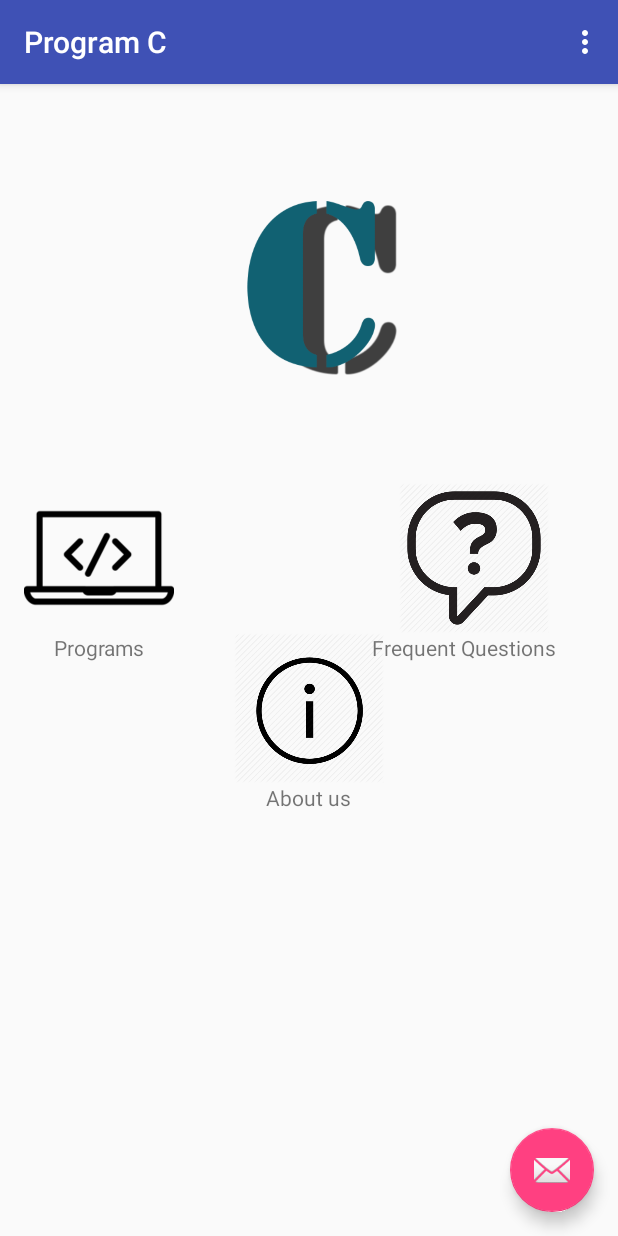
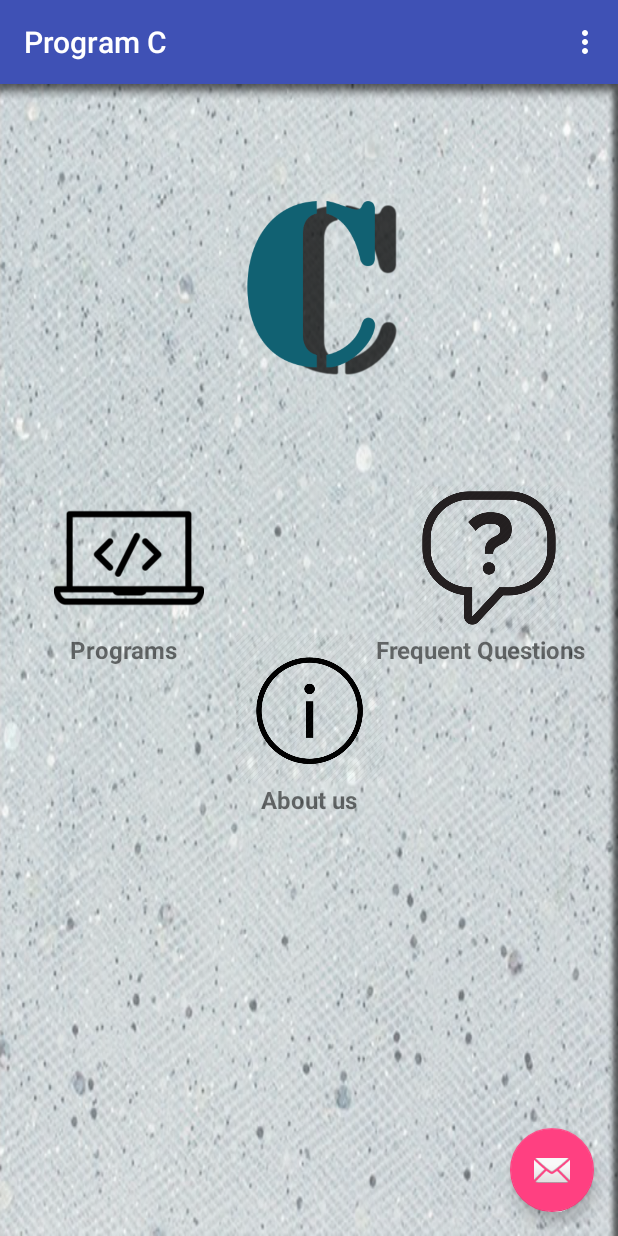
Before and after one commit to nikks95/CPrograms-v2, an Android app: the MainActivity screen opened directly, with no data from a screen before it, on a phone screen of 412 x 824 dp. Run offline under Robolectric (Android 15) with nearby library versions, the phone set to English and light mode, and no system bars.

Commit message:
background and some Gui fixes

```diff
--- a/app/src/main/res/layout/activity_coding.xml
+++ b/app/src/main/res/layout/activity_coding.xml
@@ -4,6 +4,7 @@
     android:id="@+id/activity_coding"
     android:layout_width="match_parent"
     android:layout_height="match_parent"
+    android:background="@drawable/backgroung"
     android:paddingBottom="@dimen/activity_vertical_margin"
     android:paddingLeft="@dimen/activity_horizontal_margin"
     android:paddingRight="@dimen/activity_horizontal_margin"
--- a/app/src/main/res/layout/content_main.xml
+++ b/app/src/main/res/layout/content_main.xml
@@ -5,6 +5,7 @@
     android:id="@+id/content_main"
     android:layout_width="match_parent"
     android:layout_height="match_parent"
+    android:background="@drawable/backgroung"
     android:paddingBottom="@dimen/activity_vertical_margin"
     android:paddingLeft="@dimen/activity_horizontal_margin"
     android:paddingRight="@dimen/activity_horizontal_margin"
@@ -23,30 +24,40 @@
     <ImageView
         android:layout_width="100dp"
         android:layout_height="100dp"
+        android:layout_alignParentLeft="true"
+        android:layout_marginLeft="20dp"
         android:src="@drawable/coding"
         android:layout_below="@+id/main_logo"
         android:id="@+id/main_coding"/>
     <TextView
         android:layout_width="wrap_content"
+        android:textStyle="bold"
+        android:textSize="16sp"
         android:layout_height="wrap_content"
         android:layout_below="@+id/main_coding"
         android:text="Programs"
         android:textAlignment="center"
-        android:layout_marginLeft="20dp"/>
+        android:layout_marginLeft="30dp"/>
 
     <ImageView
         android:layout_width="100dp"
+        android:layout_marginRight="20dp"
         android:layout_height="100dp"
         android:src="@drawable/quesans"
         android:layout_below="@+id/main_logo"
-        android:layout_marginLeft="250dp"
+        android:layout_alignParentRight="true"
+
         android:id="@+id/main_quesans"/>
     <TextView
+        android:layout_marginRight="5dp"
         android:layout_width="wrap_content"
+        android:textSize="16sp"
         android:layout_height="wrap_content"
         android:layout_below="@+id/main_quesans"
         android:text="Frequent Questions"
-        android:layout_marginLeft="232dp"/>
+        android:textStyle="bold"
+
+        android:layout_alignParentRight="true"/>
     <ImageView
         android:layout_width="100dp"
         android:layout_height="100dp"
@@ -55,9 +66,11 @@
         android:id="@+id/main_aboutus"
         android:layout_centerHorizontal="true"/>
     <TextView
+        android:textStyle="bold"
         android:layout_width="wrap_content"
         android:layout_height="wrap_content"
         android:layout_below="@+id/main_aboutus"
+        android:textSize="16sp"
         android:text="About us"
         android:layout_centerHorizontal="true"
         />
```
Also changed, not shown: app/src/main/res/drawable/backgroung.png (added), 2 other files.
